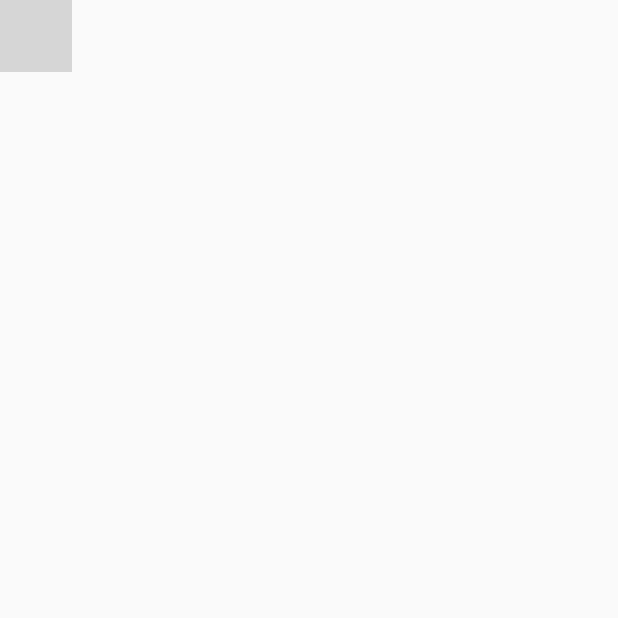
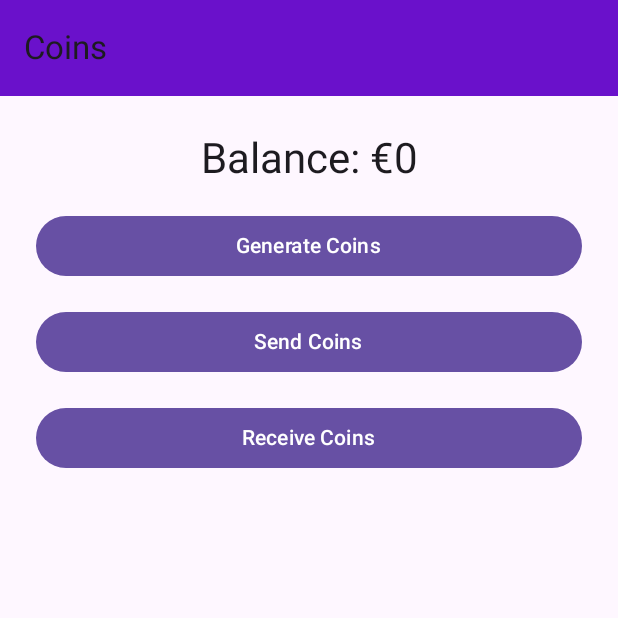
Before and after one commit to guy20ome/coins, an Android app built with Jetpack Compose: the HomeScreen screen opened through its navigation route, on a phone screen of 412 x 824 dp, the top half of it. Run offline under Robolectric (Android 15) with nearby library versions, the light colour scheme and no system bars; grey boxes are pictures that could not be loaded.

Commit message:
create coins v1.1

```diff
--- a/app/src/main/java/com/example/coins/ui/navigation/AppNavHost.kt
+++ b/app/src/main/java/com/example/coins/ui/navigation/AppNavHost.kt
@@ -5,15 +5,19 @@ import androidx.navigation.NavHostController
 import androidx.navigation.compose.NavHost
 import androidx.navigation.compose.composable
 import com.example.coins.ui.screens.HomeScreen
+import com.example.coins.ui.screens.GiverScreen
+import androidx.lifecycle.viewmodel.compose.viewModel
+import com.example.coins.viewmodel.CoinsViewModel
 
 @Composable
 fun AppNavHost(navController: NavHostController) {
+    val coinsViewModel: CoinsViewModel = viewModel()
     NavHost(navController = navController, startDestination = "home") {
         composable("home") {
-            HomeScreen(navController = navController)
+            HomeScreen(navController = navController, viewModel = coinsViewModel)
         }
         composable("giver") {
-            // Placeholder for Giver screen
+            GiverScreen(navController = navController, viewModel = coinsViewModel)
         }
         composable("send") {
             // Placeholder for Send screen
--- /dev/null
+++ b/app/src/main/java/com/example/coins/ui/screens/HomeScreen.kt
@@ -0,0 +1,67 @@
+package com.example.coins.ui.screens
+
+import androidx.compose.foundation.layout.*
+import androidx.compose.material3.*
+import androidx.compose.runtime.Composable
+import androidx.compose.runtime.collectAsState
+import androidx.compose.ui.Alignment
+import androidx.compose.ui.Modifier
+import androidx.compose.ui.unit.dp
+import com.example.coins.ui.theme.CoinsPrimary
+import androidx.hilt.navigation.compose.hiltViewModel
+import com.example.coins.viewmodel.CoinsViewModel
+import androidx.lifecycle.viewmodel.compose.viewModel
+import androidx.navigation.NavController
+
+@OptIn(ExperimentalMaterial3Api::class)
+@Composable
+fun HomeScreen(
+    navController: NavController,
+    viewModel: CoinsViewModel = viewModel()
+) {
+    val balance = viewModel.balance.collectAsState(initial = 0)
+    Scaffold(
+        topBar = {
+            TopAppBar(
+                title = { Text("Coins") },
+                colors = TopAppBarDefaults.mediumTopAppBarColors(
+                    containerColor = CoinsPrimary
+                )
+            )
+        },
+        content = { padding ->
+            Column(
+                modifier = Modifier
+                    .fillMaxSize()
+                    .padding(padding)
+                    .padding(24.dp),
+                verticalArrangement = Arrangement.spacedBy(16.dp),
+                horizontalAlignment = Alignment.CenterHorizontally
+            ) {
+                Text(
+                    text = "Balance: €${balance.value}",
+                    style = MaterialTheme.typography.headlineMedium,
+                    color = MaterialTheme.colorScheme.onSurface
+                )
+                Button(
+                    onClick = { navController.navigate("giver") },
+                    modifier = Modifier.fillMaxWidth()
+                ) {
+                    Text("Generate Coins")
+                }
+                Button(
+                    onClick = { navController.navigate("send") },
+                    modifier = Modifier.fillMaxWidth()
+                ) {
+                    Text("Send Coins")
+                }
+                Button(
+                    onClick = { navController.navigate("receiver") },
+                    modifier = Modifier.fillMaxWidth()
+                ) {
+                    Text("Receive Coins")
+                }
+            }
+        }
+    )
+}
```
Also changed, not shown: app/src/main/java/com/example/coins/data/model/Coin.kt (added, +24 -0 lines), app/src/main/java/com/example/coins/ui/screens/GiverScreen.kt (added, +85 -0 lines).
